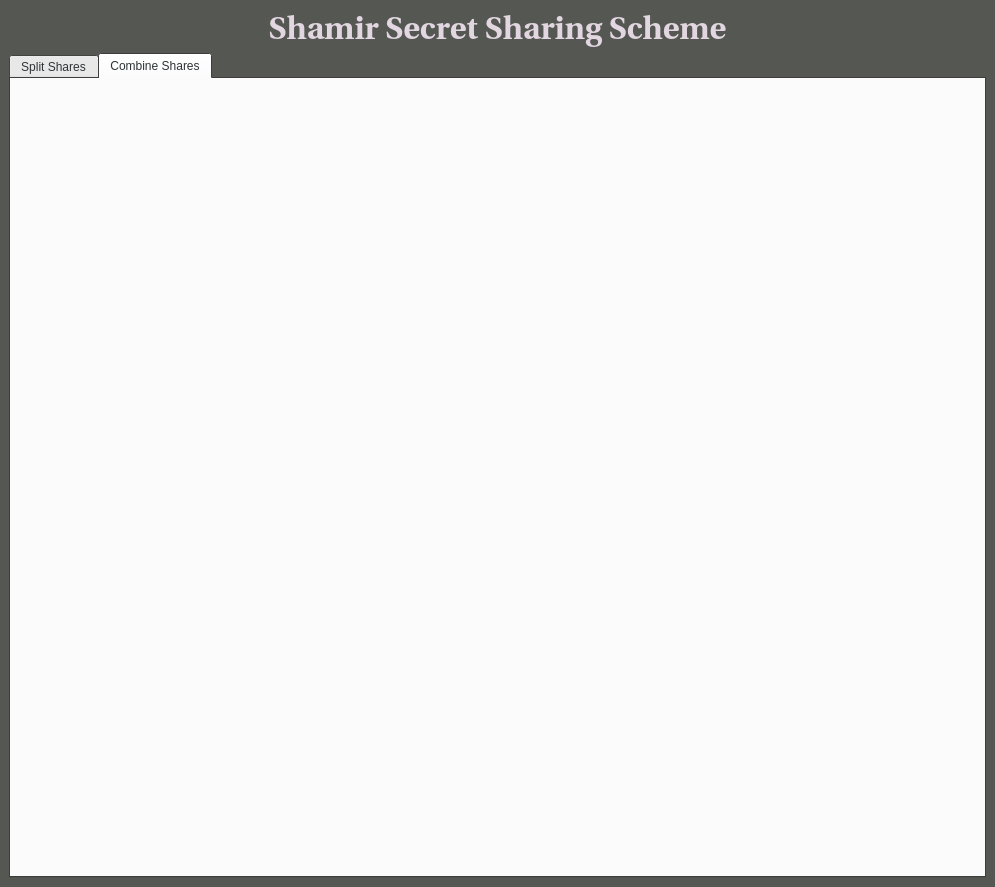
First picture: the form in secret-shares-app/app_ui.ui, repository ChakshuGupta/secret-share, before the edit.
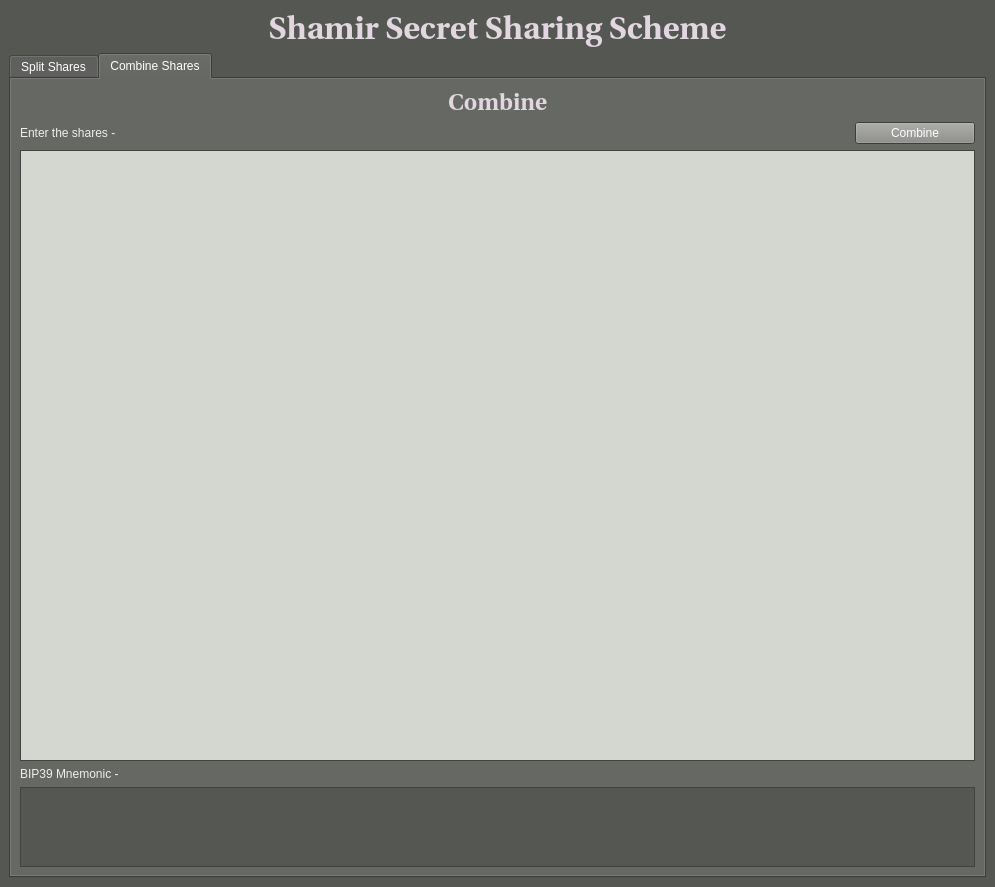
Second picture: the form after the edit. The open tabs and pages were chosen to show the change.

The edit to the form file:
```diff
--- a/secret-shares-app/app_ui.ui
+++ b/secret-shares-app/app_ui.ui
@@ -340,9 +340,135 @@
            <colorrole role="WindowText">
             <brush brushstyle="SolidPattern">
              <color alpha="255">
-              <red>46</red>
-              <green>52</green>
-              <blue>54</blue>
+              <red>255</red>
+              <green>255</green>
+              <blue>255</blue>
+             </color>
+            </brush>
+           </colorrole>
+           <colorrole role="Button">
+            <brush brushstyle="SolidPattern">
+             <color alpha="255">
+              <red>85</red>
+              <green>87</green>
+              <blue>83</blue>
+             </color>
+            </brush>
+           </colorrole>
+           <colorrole role="Light">
+            <brush brushstyle="SolidPattern">
+             <color alpha="255">
+              <red>136</red>
+              <green>138</green>
+              <blue>133</blue>
+             </color>
+            </brush>
+           </colorrole>
+           <colorrole role="Midlight">
+            <brush brushstyle="SolidPattern">
+             <color alpha="255">
+              <red>106</red>
+              <green>109</green>
+              <blue>103</blue>
+             </color>
+            </brush>
+           </colorrole>
+           <colorrole role="Dark">
+            <brush brushstyle="SolidPattern">
+             <color alpha="255">
+              <red>42</red>
+              <green>43</green>
+              <blue>41</blue>
+             </color>
+            </brush>
+           </colorrole>
+           <colorrole role="Mid">
+            <brush brushstyle="SolidPattern">
+             <color alpha="255">
+              <red>56</red>
+              <green>58</green>
+              <blue>55</blue>
+             </color>
+            </brush>
+           </colorrole>
+           <colorrole role="Text">
+            <brush brushstyle="SolidPattern">
+             <color alpha="255">
+              <red>255</red>
+              <green>255</green>
+              <blue>255</blue>
+             </color>
+            </brush>
+           </colorrole>
+           <colorrole role="BrightText">
+            <brush brushstyle="SolidPattern">
+             <color alpha="255">
+              <red>255</red>
+              <green>255</green>
+              <blue>255</blue>
+             </color>
+            </brush>
+           </colorrole>
+           <colorrole role="ButtonText">
+            <brush brushstyle="SolidPattern">
+             <color alpha="255">
+              <red>255</red>
+              <green>255</green>
+              <blue>255</blue>
+             </color>
+            </brush>
+           </colorrole>
+           <colorrole role="Base">
+            <brush brushstyle="SolidPattern">
+             <color alpha="255">
+              <red>0</red>
+              <green>0</green>
+              <blue>0</blue>
+             </color>
+            </brush>
+           </colorrole>
+           <colorrole role="Window">
+            <brush brushstyle="SolidPattern">
+             <color alpha="255">
+              <red>85</red>
+              <green>87</green>
+              <blue>83</blue>
+             </color>
+            </brush>
+           </colorrole>
+           <colorrole role="Shadow">
+            <brush brushstyle="SolidPattern">
+             <color alpha="255">
+              <red>0</red>
+              <green>0</green>
+              <blue>0</blue>
+             </color>
+            </brush>
+           </colorrole>
+           <colorrole role="AlternateBase">
+            <brush brushstyle="SolidPattern">
+             <color alpha="255">
+              <red>42</red>
+              <green>43</green>
+              <blue>41</blue>
+             </color>
+            </brush>
+           </colorrole>
+           <colorrole role="ToolTipBase">
+            <brush brushstyle="SolidPattern">
+             <color alpha="255">
+              <red>255</red>
+              <green>255</green>
+              <blue>220</blue>
+             </color>
+            </brush>
+           </colorrole>
+           <colorrole role="ToolTipText">
+            <brush brushstyle="SolidPattern">
+             <color alpha="255">
+              <red>0</red>
+              <green>0</green>
+              <blue>0</blue>
              </color>
             </brush>
            </colorrole>
@@ -351,9 +477,135 @@
            <colorrole role="WindowText">
             <brush brushstyle="SolidPattern">
              <color alpha="255">
-              <red>46</red>
-              <green>52</green>
-              <blue>54</blue>
+              <red>255</red>
+              <green>255</green>
+              <blue>255</blue>
+             </color>
+            </brush>
+           </colorrole>
+           <colorrole role="Button">
+            <brush brushstyle="SolidPattern">
+             <color alpha="255">
+              <red>85</red>
+              <green>87</green>
+              <blue>83</blue>
+             </color>
+            </brush>
+           </colorrole>
+           <colorrole role="Light">
+            <brush brushstyle="SolidPattern">
+             <color alpha="255">
+              <red>136</red>
+              <green>138</green>
+              <blue>133</blue>
+             </color>
+            </brush>
+           </colorrole>
+           <colorrole role="Midlight">
+            <brush brushstyle="SolidPattern">
+             <color alpha="255">
+              <red>106</red>
+              <green>109</green>
+              <blue>103</blue>
+             </color>
+            </brush>
+           </colorrole>
+           <colorrole role="Dark">
+            <brush brushstyle="SolidPattern">
+             <color alpha="255">
+              <red>42</red>
+              <green>43</green>
+              <blue>41</blue>
+             </color>
+            </brush>
+           </colorrole>
+           <colorrole role="Mid">
+            <brush brushstyle="SolidPattern">
+             <color alpha="255">
+              <red>56</red>
+              <green>58</green>
+              <blue>55</blue>
+             </color>
+            </brush>
+           </colorrole>
+           <colorrole role="Text">
+            <brush brushstyle="SolidPattern">
+             <color alpha="255">
+              <red>255</red>
+              <green>255</green>
+              <blue>255</blue>
+             </color>
+            </brush>
+           </colorrole>
+           <colorrole role="BrightText">
+            <brush brushstyle="SolidPattern">
+             <color alpha="255">
+              <red>255</red>
+              <green>255</green>
+              <blue>255</blue>
+             </color>
+            </brush>
+           </colorrole>
+           <colorrole role="ButtonText">
+            <brush brushstyle="SolidPattern">
+             <color alpha="255">
+              <red>255</red>
+              <green>255</green>
+              <blue>255</blue>
+             </color>
+            </brush>
+           </colorrole>
+           <colorrole role="Base">
+            <brush brushstyle="SolidPattern">
+             <color alpha="255">
+              <red>0</red>
+              <green>0</green>
+              <blue>0</blue>
+             </color>
+            </brush>
+           </colorrole>
+           <colorrole role="Window">
+            <brush brushstyle="SolidPattern">
+             <color alpha="255">
+              <red>85</red>
+              <green>87</green>
+              <blue>83</blue>
+             </color>
+            </brush>
+           </colorrole>
+           <colorrole role="Shadow">
+            <brush brushstyle="SolidPattern">
+             <color alpha="255">
+              <red>0</red>
+              <green>0</green>
+              <blue>0</blue>
+             </color>
+            </brush>
+           </colorrole>
+           <colorrole role="AlternateBase">
+            <brush brushstyle="SolidPattern">
+             <color alpha="255">
+              <red>42</red>
+              <green>43</green>
+              <blue>41</blue>
+             </color>
+            </brush>
+           </colorrole>
+           <colorrole role="ToolTipBase">
+            <brush brushstyle="SolidPattern">
+             <color alpha="255">
+              <red>255</red>
+              <green>255</green>
+              <blue>220</blue>
+             </color>
+            </brush>
+           </colorrole>
+           <colorrole role="ToolTipText">
+            <brush brushstyle="SolidPattern">
+             <color alpha="255">
+              <red>0</red>
+              <green>0</green>
+              <blue>0</blue>
              </color>
             </brush>
            </colorrole>
@@ -362,9 +614,135 @@
            <colorrole role="WindowText">
             <brush brushstyle="SolidPattern">
              <color alpha="255">
-              <red>190</red>
-              <green>190</green>
-              <blue>190</blue>
+              <red>42</red>
+              <green>43</green>
+              <blue>41</blue>
+             </color>
+            </brush>
+           </colorrole>
+           <colorrole role="Button">
+            <brush brushstyle="SolidPattern">
+             <color alpha="255">
+              <red>85</red>
+              <green>87</green>
+              <blue>83</blue>
+             </color>
+            </brush>
+           </colorrole>
+           <colorrole role="Light">
+            <brush brushstyle="SolidPattern">
+             <color alpha="255">
+              <red>136</red>
+              <green>138</green>
+              <blue>133</blue>
+             </color>
+            </brush>
+           </colorrole>
+           <colorrole role="Midlight">
+            <brush brushstyle="SolidPattern">
+             <color alpha="255">
+              <red>106</red>
+              <green>109</green>
+              <blue>103</blue>
+             </color>
+            </brush>
+           </colorrole>
+           <colorrole role="Dark">
+            <brush brushstyle="SolidPattern">
+             <color alpha="255">
+              <red>42</red>
+              <green>43</green>
+              <blue>41</blue>
+             </color>
+            </brush>
+           </colorrole>
+           <colorrole role="Mid">
+            <brush brushstyle="SolidPattern">
+             <color alpha="255">
+              <red>56</red>
+              <green>58</green>
+              <blue>55</blue>
+             </color>
+            </brush>
+           </colorrole>
+           <colorrole role="Text">
+            <brush brushstyle="SolidPattern">
+             <color alpha="255">
+              <red>42</red>
+              <green>43</green>
+              <blue>41</blue>
+             </color>
+            </brush>
+           </colorrole>
+           <colorrole role="BrightText">
+            <brush brushstyle="SolidPattern">
+             <color alpha="255">
+              <red>255</red>
+              <green>255</green>
+              <blue>255</blue>
+             </color>
+            </brush>
+           </colorrole>
+           <colorrole role="ButtonText">
+            <brush brushstyle="SolidPattern">
+             <color alpha="255">
+              <red>42</red>
+              <green>43</green>
+              <blue>41</blue>
+             </color>
+            </brush>
+           </colorrole>
+           <colorrole role="Base">
+            <brush brushstyle="SolidPattern">
+             <color alpha="255">
+              <red>85</red>
+              <green>87</green>
+              <blue>83</blue>
+             </color>
+            </brush>
+           </colorrole>
+           <colorrole role="Window">
+            <brush brushstyle="SolidPattern">
+             <color alpha="255">
+              <red>85</red>
+              <green>87</green>
+              <blue>83</blue>
+             </color>
+            </brush>
+           </colorrole>
+           <colorrole role="Shadow">
+            <brush brushstyle="SolidPattern">
+             <color alpha="255">
+              <red>0</red>
+              <green>0</green>
+              <blue>0</blue>
+             </color>
+            </brush>
+           </colorrole>
+           <colorrole role="AlternateBase">
+            <brush brushstyle="SolidPattern">
+             <color alpha="255">
+              <red>85</red>
+              <green>87</green>
+              <blue>83</blue>
+             </color>
+            </brush>
+           </colorrole>
+           <colorrole role="ToolTipBase">
+            <brush brushstyle="SolidPattern">
+             <color alpha="255">
+              <red>255</red>
+              <green>255</green>
+              <blue>220</blue>
+             </color>
+            </brush>
+           </colorrole>
+           <colorrole role="ToolTipText">
+            <brush brushstyle="SolidPattern">
+             <color alpha="255">
+              <red>0</red>
+              <green>0</green>
+              <blue>0</blue>
              </color>
             </brush>
            </colorrole>
@@ -1192,7 +1570,426 @@
          </attribute>
          <layout class="QVBoxLayout" name="verticalLayout_6">
           <item>
-           <layout class="QVBoxLayout" name="verticalLayout_5"/>
+           <widget class="QLabel" name="combineLabel">
+            <property name="palette">
+             <palette>
+              <active>
+               <colorrole role="WindowText">
+                <brush brushstyle="SolidPattern">
+                 <color alpha="255">
+                  <red>226</red>
+                  <green>214</green>
+                  <blue>225</blue>
+                 </color>
+                </brush>
+               </colorrole>
+              </active>
+              <inactive>
+               <colorrole role="WindowText">
+                <brush brushstyle="SolidPattern">
+                 <color alpha="255">
+                  <red>226</red>
+                  <green>214</green>
+                  <blue>225</blue>
+                 </color>
+                </brush>
+               </colorrole>
+              </inactive>
+              <disabled>
+               <colorrole role="WindowText">
+                <brush brushstyle="SolidPattern">
+                 <color alpha="255">
+                  <red>190</red>
+                  <green>190</green>
+                  <blue>190</blue>
+                 </color>
+                </brush>
+               </colorrole>
+              </disabled>
+             </palette>
+            </property>
+            <property name="font">
+             <font>
+              <family>Utopia</family>
+              <pointsize>17</pointsize>
+              <weight>75</weight>
+              <bold>true</bold>
+             </font>
+            </property>
+            <property name="text">
+             <string>Combine</string>
+            </property>
+            <property name="alignment">
+             <set>Qt::AlignCenter</set>
+            </property>
+            <property name="margin">
+             <number>5</number>
+            </property>
+            <property name="indent">
+             <number>0</number>
+            </property>
+           </widget>
+          </item>
+          <item>
+           <layout class="QHBoxLayout" name="horizontalLayout_5">
+            <item>
+             <widget class="QLabel" name="enterSharesLabel">
+              <property name="palette">
+               <palette>
+                <active>
+                 <colorrole role="WindowText">
+                  <brush brushstyle="SolidPattern">
+                   <color alpha="255">
+                    <red>238</red>
+                    <green>238</green>
+                    <blue>236</blue>
+                   </color>
+                  </brush>
+                 </colorrole>
+                 <colorrole role="Button">
+                  <brush brushstyle="SolidPattern">
+                   <color alpha="255">
+                    <red>136</red>
+                    <green>138</green>
+                    <blue>133</blue>
+                   </color>
+                  </brush>
+                 </colorrole>
+                </active>
+                <inactive>
+                 <colorrole role="WindowText">
+                  <brush brushstyle="SolidPattern">
+                   <color alpha="255">
+                    <red>238</red>
+                    <green>238</green>
+                    <blue>236</blue>
+                   </color>
+                  </brush>
+                 </colorrole>
+                 <colorrole role="Button">
+                  <brush brushstyle="SolidPattern">
+                   <color alpha="255">
+                    <red>136</red>
+                    <green>138</green>
+                    <blue>133</blue>
+                   </color>
+                  </brush>
+                 </colorrole>
+                </inactive>
+                <disabled>
+                 <colorrole role="WindowText">
+                  <brush brushstyle="SolidPattern">
+                   <color alpha="255">
+                    <red>190</red>
+                    <green>190</green>
+                    <blue>190</blue>
+                   </color>
+                  </brush>
+                 </colorrole>
+                 <colorrole role="Button">
+                  <brush brushstyle="SolidPattern">
+                   <color alpha="255">
+                    <red>136</red>
+                    <green>138</green>
+                    <blue>133</blue>
+                   </color>
+                  </brush>
+                 </colorrole>
+                </disabled>
+               </palette>
+              </property>
+              <property name="text">
+               <string>Enter the shares -</string>
+              </property>
+              <property name="margin">
+               <number>15</number>
+              </property>
+             </widget>
+            </item>
+            <item>
+             <widget class="QPushButton" name="combineButton">
+              <property name="maximumSize">
+               <size>
+                <width>120</width>
+                <height>16777215</height>
+               </size>
+              </property>
+              <property name="palette">
+               <palette>
+                <active>
+                 <colorrole role="Button">
+                  <brush brushstyle="SolidPattern">
+                   <color alpha="255">
+                    <red>136</red>
+                    <green>138</green>
+                    <blue>133</blue>
+                   </color>
+                  </brush>
+                 </colorrole>
+                </active>
+                <inactive>
+                 <colorrole role="Button">
+                  <brush brushstyle="SolidPattern">
+                   <color alpha="255">
+                    <red>136</red>
+                    <green>138</green>
+                    <blue>133</blue>
+                   </color>
+                  </brush>
+                 </colorrole>
+                </inactive>
+                <disabled>
+                 <colorrole role="Button">
+                  <brush brushstyle="SolidPattern">
+                   <color alpha="255">
+                    <red>136</red>
+                    <green>138</green>
+                    <blue>133</blue>
+                   </color>
+                  </brush>
+                 </colorrole>
+                </disabled>
+               </palette>
+              </property>
+              <property name="text">
+               <string>Combine</string>
+              </property>
+             </widget>
+            </item>
+           </layout>
+          </item>
+          <item>
+           <widget class="QTextEdit" name="recoverSharesTextEdit">
+            <property name="enabled">
+             <bool>true</bool>
+            </property>
+            <property name="sizePolicy">
+             <sizepolicy hsizetype="Expanding" vsizetype="Expanding">
+              <horstretch>0</horstretch>
+              <verstretch>0</verstretch>
+             </sizepolicy>
+            </property>
+            <property name="minimumSize">
+             <size>
+              <width>0</width>
+              <height>450</height>
+             </size>
+            </property>
+            <property name="palette">
+             <palette>
+              <active>
+               <colorrole role="WindowText">
+                <brush brushstyle="SolidPattern">
+                 <color alpha="255">
+                  <red>211</red>
+                  <green>215</green>
+                  <blue>207</blue>
+                 </color>
+                </brush>
+               </colorrole>
+               <colorrole role="Text">
+                <brush brushstyle="SolidPattern">
+                 <color alpha="255">
+                  <red>238</red>
+                  <green>238</green>
+                  <blue>236</blue>
+                 </color>
+                </brush>
+               </colorrole>
+               <colorrole role="Base">
+                <brush brushstyle="SolidPattern">
+                 <color alpha="255">
+                  <red>211</red>
+                  <green>215</green>
+                  <blue>207</blue>
+                 </color>
+                </brush>
+               </colorrole>
+              </active>
+              <inactive>
+               <colorrole role="WindowText">
+                <brush brushstyle="SolidPattern">
+                 <color alpha="255">
+                  <red>211</red>
+                  <green>215</green>
+                  <blue>207</blue>
+                 </color>
+                </brush>
+               </colorrole>
+               <colorrole role="Text">
+                <brush brushstyle="SolidPattern">
+                 <color alpha="255">
+                  <red>238</red>
+                  <green>238</green>
+                  <blue>236</blue>
+                 </color>
+                </brush>
+               </colorrole>
+               <colorrole role="Base">
+                <brush brushstyle="SolidPattern">
+                 <color alpha="255">
+                  <red>211</red>
+                  <green>215</green>
+                  <blue>207</blue>
+                 </color>
+                </brush>
+               </colorrole>
+              </inactive>
+              <disabled>
+               <colorrole role="WindowText">
+                <brush brushstyle="SolidPattern">
+                 <color alpha="255">
+                  <red>190</red>
+                  <green>190</green>
+                  <blue>190</blue>
+                 </color>
+                </brush>
+               </colorrole>
+               <colorrole role="Text">
+                <brush brushstyle="SolidPattern">
+                 <color alpha="255">
+                  <red>190</red>
+                  <green>190</green>
+                  <blue>190</blue>
+                 </color>
+                </brush>
+               </colorrole>
+               <colorrole role="Base">
+                <brush brushstyle="SolidPattern">
+                 <color alpha="255">
+                  <red>85</red>
+                  <green>87</green>
+                  <blue>83</blue>
+                 </color>
+                </brush>
+               </colorrole>
+              </disabled>
+             </palette>
+            </property>
+            <property name="horizontalScrollBarPolicy">
+             <enum>Qt::ScrollBarAsNeeded</enum>
+            </property>
+            <property name="sizeAdjustPolicy">
+             <enum>QAbstractScrollArea::AdjustToContents</enum>
+            </property>
+            <property name="textInteractionFlags">
+             <set>Qt::LinksAccessibleByKeyboard|Qt::LinksAccessibleByMouse|Qt::TextBrowserInteraction|Qt::TextEditable|Qt::TextEditorInteraction|Qt::TextSelectableByKeyboard|Qt::TextSelectableByMouse</set>
+            </property>
+           </widget>
+          </item>
+          <item>
+           <widget class="QLabel" name="bipMnemonicLabel">
+            <property name="palette">
+             <palette>
+              <active>
+               <colorrole role="WindowText">
+                <brush brushstyle="SolidPattern">
+                 <color alpha="255">
+                  <red>238</red>
+                  <green>238</green>
+                  <blue>236</blue>
+                 </color>
+                </brush>
+               </colorrole>
+              </active>
+              <inactive>
+               <colorrole role="WindowText">
+                <brush brushstyle="SolidPattern">
+                 <color alpha="255">
+                  <red>238</red>
+                  <green>238</green>
+                  <blue>236</blue>
+                 </color>
+                </brush>
+               </colorrole>
+              </inactive>
+              <disabled>
+               <colorrole role="WindowText">
+                <brush brushstyle="SolidPattern">
+                 <color alpha="255">
+                  <red>190</red>
+                  <green>190</green>
+                  <blue>190</blue>
+                 </color>
+                </brush>
+               </colorrole>
+              </disabled>
+             </palette>
+            </property>
+            <property name="text">
+             <string>BIP39 Mnemonic -</string>
+            </property>
+            <property name="margin">
+             <number>15</number>
+            </property>
+           </widget>
+          </item>
+          <item>
+           <widget class="QTextEdit" name="recoveredKeyTextEdit">
+            <property name="sizePolicy">
+             <sizepolicy hsizetype="Expanding" vsizetype="Fixed">
+              <horstretch>0</horstretch>
+              <verstretch>0</verstretch>
+             </sizepolicy>
+            </property>
+            <property name="minimumSize">
+             <size>
+              <width>0</width>
+              <height>80</height>
+             </size>
+            </property>
+            <property name="maximumSize">
+             <size>
+              <width>16777215</width>
+              <height>80</height>
+             </size>
+            </property>
+            <property name="palette">
+             <palette>
+              <active>
+               <colorrole role="Base">
+                <brush brushstyle="SolidPattern">
+                 <color alpha="255">
+                  <red>85</red>
+                  <green>87</green>
+                  <blue>83</blue>
+                 </color>
+                </brush>
+               </colorrole>
+              </active>
+              <inactive>
+               <colorrole role="Base">
+                <brush brushstyle="SolidPattern">
+                 <color alpha="255">
+                  <red>85</red>
+                  <green>87</green>
+                  <blue>83</blue>
+                 </color>
+                </brush>
+               </colorrole>
+              </inactive>
+              <disabled>
+               <colorrole role="Base">
+                <brush brushstyle="SolidPattern">
+                 <color alpha="255">
+                  <red>85</red>
+                  <green>87</green>
+                  <blue>83</blue>
+                 </color>
+                </brush>
+               </colorrole>
+              </disabled>
+             </palette>
+            </property>
+            <property name="font">
+             <font>
+              <pointsize>11</pointsize>
+             </font>
+            </property>
+            <property name="textInteractionFlags">
+             <set>Qt::TextSelectableByKeyboard|Qt::TextSelectableByMouse</set>
+            </property>
+           </widget>
           </item>
          </layout>
         </widget>
```
Left out of the diff: 265 changed lines with no effect on the pictures.
